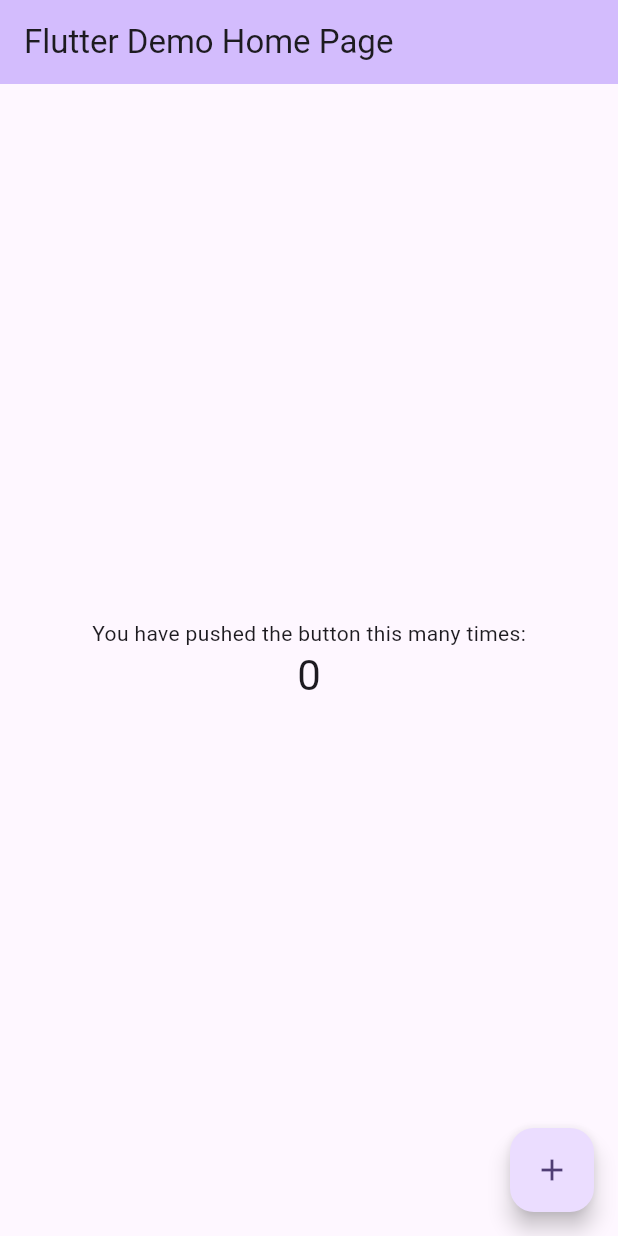
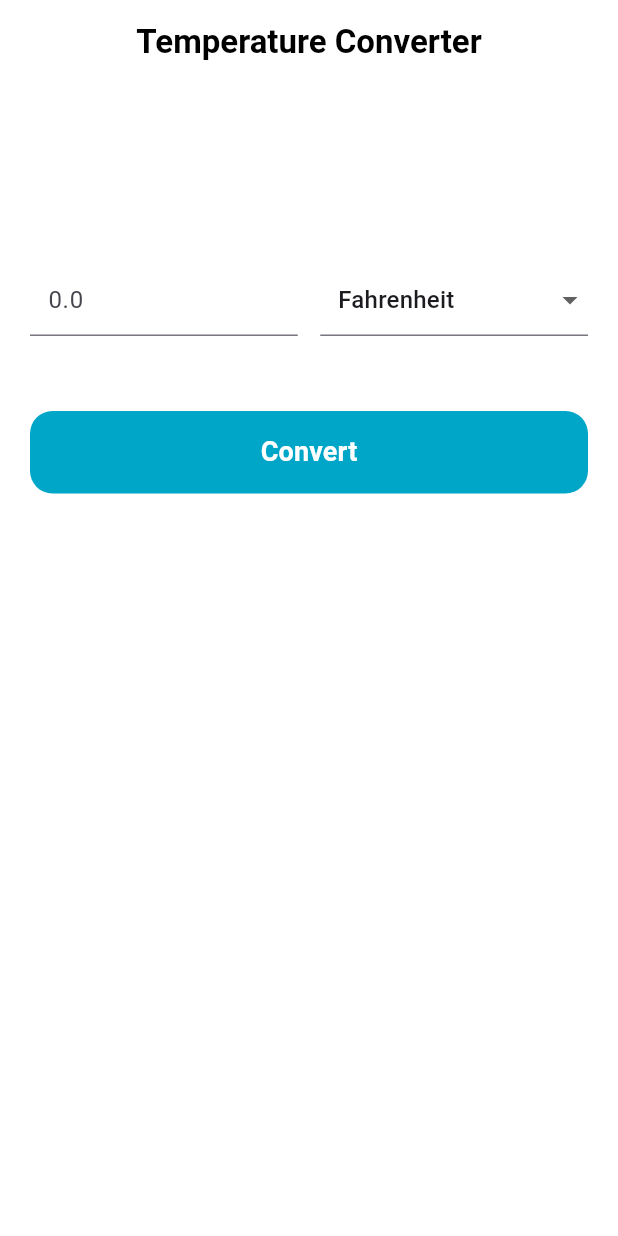
Before and after one commit to Codin4All/livetest3, a Flutter app: the screen it shows after launch, on a phone screen of 412 x 824 dp. Run offline on Flutter 3.47's test engine with Material 3 defaults, Android fonts, the phone set to English and light mode, and no system bars.

Commit message:
Show temperature

```diff
--- a/lib/main.dart
+++ b/lib/main.dart
@@ -1,4 +1,6 @@
+
 import 'package:flutter/material.dart';
+import 'screens/temperature_screen.dart';
 
 void main() {
   runApp(const MyApp());
@@ -7,116 +9,15 @@ void main() {
 class MyApp extends StatelessWidget {
   const MyApp({super.key});
 
-  // This widget is the root of your application.
   @override
   Widget build(BuildContext context) {
     return MaterialApp(
-      title: 'Flutter Demo',
+      debugShowCheckedModeBanner: false,
+      title: 'Temperature Converter',
       theme: ThemeData(
-        // This is the theme of your application.
-        //
-        // TRY THIS: Try running your application with "flutter run". You'll see
-        // the application has a purple toolbar. Then, without quitting the app,
-        // try changing the seedColor in the colorScheme below to Colors.green
-        // and then invoke "hot reload" (save your changes or press the "hot
-        // reload" button in a Flutter-supported IDE, or press "r" if you used
-        // the command line to start the app).
-        //
-        // Notice that the counter didn't reset back to zero; the application
-        // state is not lost during the reload. To reset the state, use hot
-        // restart instead.
-        //
-        // This works for code too, not just values: Most code changes can be
-        // tested with just a hot reload.
-        colorScheme: .fromSeed(seedColor: Colors.deepPurple),
+        primarySwatch: Colors.blue,
       ),
-      home: const MyHomePage(title: 'Flutter Demo Home Page'),
+      home: const TemperatureScreen(),
     );
   }
 }
-
-class MyHomePage extends StatefulWidget {
-  const MyHomePage({super.key, required this.title});
-
-  // This widget is the home page of your application. It is stateful, meaning
-  // that it has a State object (defined below) that contains fields that affect
-  // how it looks.
-
-  // This class is the configuration for the state. It holds the values (in this
-  // case the title) provided by the parent (in this case the App widget) and
-  // used by the build method of the State. Fields in a Widget subclass are
-  // always marked "final".
-
-  final String title;
-
-  @override
-  State<MyHomePage> createState() => _MyHomePageState();
-}
-
-class _MyHomePageState extends State<MyHomePage> {
-  int _counter = 0;
-
-  void _incrementCounter() {
-    setState(() {
-      // This call to setState tells the Flutter framework that something has
-      // changed in this State, which causes it to rerun the build method below
-      // so that the display can reflect the updated values. If we changed
-      // _counter without calling setState(), then the build method would not be
-      // called again, and so nothing would appear to happen.
-      _counter++;
-    });
-  }
-
-  @override
-  Widget build(BuildContext context) {
-    // This method is rerun every time setState is called, for instance as done
-    // by the _incrementCounter method above.
-    //
-    // The Flutter framework has been optimized to make rerunning build methods
-    // fast, so that you can just rebuild anything that needs updating rather
-    // than having to individually change instances of widgets.
-    return Scaffold(
-      appBar: AppBar(
-        // TRY THIS: Try changing the color here to a specific color (to
-        // Colors.amber, perhaps?) and trigger a hot reload to see the AppBar
-        // change color while the other colors stay the same.
-        backgroundColor: Theme.of(context).colorScheme.inversePrimary,
-        // Here we take the value from the MyHomePage object that was created by
-        // the App.build method, and use it to set our appbar title.
-        title: Text(widget.title),
-      ),
-      body: Center(
-        // Center is a layout widget. It takes a single child and positions it
-        // in the middle of the parent.
-        child: Column(
-          // Column is also a layout widget. It takes a list of children and
-          // arranges them vertically. By default, it sizes itself to fit its
-          // children horizontally, and tries to be as tall as its parent.
-          //
-          // Column has various properties to control how it sizes itself and
-          // how it positions its children. Here we use mainAxisAlignment to
-          // center the children vertically; the main axis here is the vertical
-          // axis because Columns are vertical (the cross axis would be
-          // horizontal).
-          //
-          // TRY THIS: Invoke "debug painting" (choose the "Toggle Debug Paint"
-          // action in the IDE, or press "p" in the console), to see the
-          // wireframe for each widget.
-          mainAxisAlignment: .center,
-          children: [
-            const Text('You have pushed the button this many times:'),
-            Text(
-              '$_counter',
-              style: Theme.of(context).textTheme.headlineMedium,
-            ),
-          ],
-        ),
-      ),
-      floatingActionButton: FloatingActionButton(
-        onPressed: _incrementCounter,
-        tooltip: 'Increment',
-        child: const Icon(Icons.add),
-      ),
-    );
-  }
-}
--- /dev/null
+++ b/lib/screens/temperature_screen.dart
@@ -0,0 +1,33 @@
+
+import 'package:flutter/material.dart';
+import '../widgets/converter_form.dart';
+
+class TemperatureScreen extends StatelessWidget {
+  const TemperatureScreen({super.key});
+
+  @override
+  Widget build(BuildContext context) {
+    return Scaffold(
+      backgroundColor: Colors.white,
+
+      appBar: AppBar(
+        title: const Text(
+          'Temperature Converter',
+          style: TextStyle(
+            fontSize: 22,
+            fontWeight: FontWeight.bold,
+            color: Colors.black,
+          ),
+        ),
+        centerTitle: true,
+        backgroundColor: Colors.white,
+        elevation: 0,
+      ),
+
+      body: const Padding(
+        padding: EdgeInsets.all(20),
+        child: ConverterForm(),
+      ),
+    );
+  }
+}
--- /dev/null
+++ b/lib/widgets/converter_form.dart
@@ -0,0 +1,173 @@
+import 'package:flutter/material.dart';
+
+class ConverterForm extends StatefulWidget {
+  const ConverterForm({super.key});
+
+  @override
+  State<ConverterForm> createState() => _ConverterFormState();
+}
+
+class _ConverterFormState extends State<ConverterForm> {
+  final TextEditingController controller = TextEditingController();
+
+  String selectedType = 'CF';
+
+  String result = '';
+  String? errorMessage;
+
+  void calculateTemperature() {
+    String input = controller.text.trim();
+
+    if (input.isEmpty) {
+      setState(() {
+        errorMessage = 'Please enter temperature';
+        result = '';
+      });
+      return;
+    }
+
+    double? temperature = double.tryParse(input);
+
+    if (temperature == null || !temperature.isFinite) {
+      setState(() {
+        errorMessage = 'Please enter a valid number';
+        result = '';
+      });
+      return;
+    }
+
+    double convertedTemperature;
+
+    if (selectedType == 'CF') {
+      convertedTemperature = (temperature * 9 / 5) + 32;
+    } else {
+      convertedTemperature = (temperature - 32) * 5 / 9;
+    }
+
+    setState(() {
+      errorMessage = null;
+      result = convertedTemperature.toStringAsFixed(2);
+    });
+  }
+
+  @override
+  void dispose() {
+    controller.dispose();
+    super.dispose();
+  }
+
+  @override
+  Widget build(BuildContext context) {
+    return Column(
+      children: [
+        const SizedBox(height: 100),
+
+        // Input and Dropdown Row
+        Row(
+          children: [
+            // Temperature Input
+            Expanded(
+              child: TextField(
+                controller: controller,
+                keyboardType: const TextInputType.numberWithOptions(
+                  decimal: true,
+                  signed: true,
+                ),
+                decoration: const InputDecoration(
+                  hintText: '0.0',
+                  border: UnderlineInputBorder(),
+                  contentPadding: EdgeInsets.all(12),
+                ),
+              ),
+            ),
+
+            const SizedBox(width: 15),
+
+            // Dropdown
+            Expanded(
+              child: DropdownButtonFormField<String>(
+                value: selectedType,
+
+                decoration: const InputDecoration(
+                  border: UnderlineInputBorder(),
+                  contentPadding: EdgeInsets.all(12),
+                ),
+
+                items: const [
+                  DropdownMenuItem(value: 'CF', child: Text('Fahrenheit')),
+
+                  DropdownMenuItem(value: 'FC', child: Text('Celsius')),
+                ],
+
+                onChanged: (value) {
+                  setState(() {
+                    selectedType = value!;
+                    result = '';
+                    errorMessage = null;
+                  });
+                },
+              ),
+            ),
+          ],
+        ),
+
+        const SizedBox(height: 50),
+
+        // Error Message
+        if (errorMessage != null)
+          Text(
+            errorMessage!,
+            style: const TextStyle(color: Colors.red, fontSize: 14),
+          ),
+
+        // Convert Button
+        SizedBox(
+          width: double.infinity,
+          height: 55,
+
+          child: ElevatedButton(
+            onPressed: calculateTemperature,
+
+            style: ElevatedButton.styleFrom(
+              backgroundColor: const Color(0xFF00A6C8),
+              foregroundColor: Colors.white,
+              elevation: 0,
+              shape: RoundedRectangleBorder(
+                borderRadius: BorderRadius.circular(15),
+              ),
+            ),
+
+            child: const Text(
+              'Convert',
+              style: TextStyle(fontSize: 18, fontWeight: FontWeight.bold),
+            ),
+          ),
+        ),
+
+        const SizedBox(height: 35),
+
+        // Result
+        if (result.isNotEmpty)
+          Column(
+            children: [
+              const Text(
+                'Result',
+                style: TextStyle(fontSize: 20, fontWeight: FontWeight.bold),
+              ),
+
+              const SizedBox(height: 10),
+
+              Text(
+                '$result ${selectedType == 'CF' ? '°F' : '°C'}',
+                style: const TextStyle(
+                  fontSize: 30,
+                  color: Color(0xFF00A6C8),
+                  fontWeight: FontWeight.bold,
+                ),
+              ),
+            ],
+          ),
+      ],
+    );
+  }
+}
```
